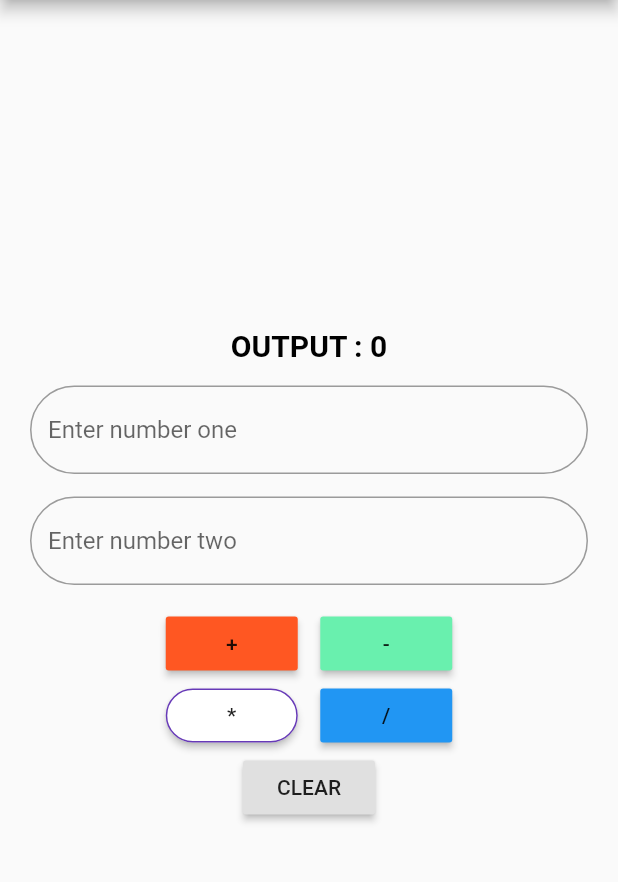
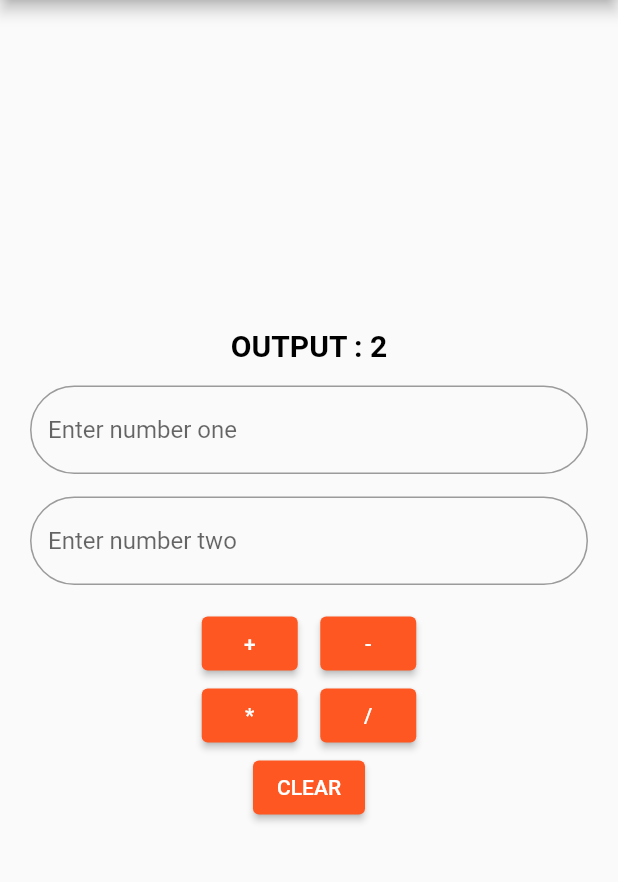
Before and after one commit to youusuf/Simple-Calculator, a Flutter app: the screen it shows after launch, on a phone screen of 412 x 824 dp, the part 84-966 px from its top. Run offline on Flutter 3.47's test engine with Material 2 defaults, Android fonts, the phone set to English and light mode, and no system bars.

Commit message:
ElevatedButton instead of RaisedButton

```diff
--- a/lib/homepage.dart
+++ b/lib/homepage.dart
@@ -5,7 +5,7 @@ class HomePage extends StatefulWidget {
   _HomePageState createState() => _HomePageState();
 }
 class _HomePageState extends State<HomePage> {
-  var num1=0,num2=0,sum=0;
+  var num1=0,num2=3,sum=2;
   TextEditingController t1 = TextEditingController();
   TextEditingController t2 = TextEditingController();
   void doAdd(){
@@ -47,7 +47,7 @@ class _HomePageState extends State<HomePage> {
   @override
   Widget build(BuildContext context) {
     return Scaffold(
-      resizeToAvoidBottomPadding: false,
+     // resizeToAvoidBottomPadding: false,
       appBar: AppBar(
         title: Text(
             "Calculator"
@@ -97,16 +97,16 @@ class _HomePageState extends State<HomePage> {
             Row(
               mainAxisAlignment: MainAxisAlignment.center,
               children: [
-                RaisedButton(
-                    color: Colors.deepOrange,
+                ElevatedButton(
+
                     onPressed:(){
                       doAdd();
                     },
                     child:Text("+")
                 ),
                 Container(width: 15.0,),
-                RaisedButton(
-                    color: Colors.greenAccent,
+                ElevatedButton(
+
                     onPressed:(){
                       doSub();
                     },
@@ -117,20 +117,20 @@ class _HomePageState extends State<HomePage> {
             Row(
               mainAxisAlignment: MainAxisAlignment.center,
               children: [
-                RaisedButton(
-                    shape: RoundedRectangleBorder(
-                        borderRadius: BorderRadius.circular(20.0),
-                        side: BorderSide(color: Colors.deepPurple)
-                    ),
-                    color: Colors.white,
+                ElevatedButton(
+                    // shape: RoundedRectangleBorder(
+                    //     borderRadius: BorderRadius.circular(20.0),
+                    //     side: BorderSide(color: Colors.deepPurple)
+                    // ),
+
                     onPressed:(){
                       doMul();
                     },
                     child:Text("*")
                 ),
                 Container(width: 15.0,),
-                RaisedButton(
-                    color: Colors.blue,
+                ElevatedButton(
+
                     onPressed:(){
                       doDiv();
                     },
@@ -138,7 +138,7 @@ class _HomePageState extends State<HomePage> {
                 ),
               ],
             ),
-            RaisedButton(
+            ElevatedButton(
               onPressed:(){
                 clear();
               },
```
Also changed, not shown: pubspec.lock.
